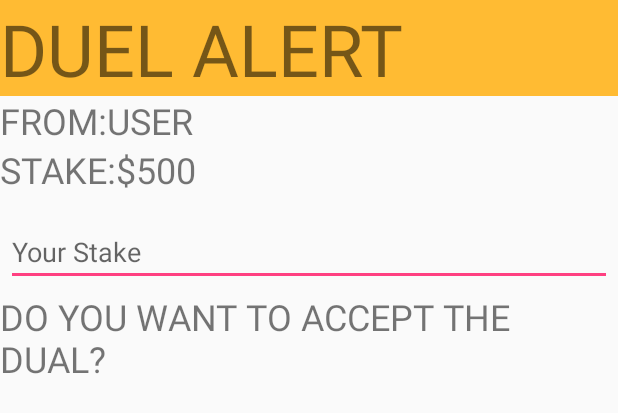
After one commit to ncs-jss/loot, an Android app: the layout duel_alert.xml on its own in the app's theme, with its tools: preview values and no code run, on a phone screen of 412 x 824 dp. The commit adds this screen. Shown: the top 413 px of the screen. Run offline under Robolectric (Android 15) with nearby library versions, the phone set to English and light mode, and no system bars; network calls fail.

Commit message:
duel_alert_implemented

```diff
--- /dev/null
+++ b/app/src/main/res/layout/duel_alert.xml
@@ -0,0 +1,69 @@
+<LinearLayout xmlns:android="http://schemas.android.com/apk/res/android"
+    android:orientation="vertical"
+    android:layout_width="wrap_content"
+    android:layout_height="wrap_content">
+    <TextView
+        android:layout_width="match_parent"
+        android:layout_height="64dp"
+        android:background="#FFFFBB33"
+        android:text="Duel Alert"
+        android:textAllCaps="true"
+        android:textSize="48sp"/>
+    <LinearLayout
+        android:layout_width="wrap_content"
+        android:layout_height="match_parent">
+    <TextView
+        android:layout_width="wrap_content"
+        android:layout_height="wrap_content"
+        android:text="From:"
+        android:textAllCaps="true"
+        android:textSize="24sp"/>
+    <TextView
+        android:id="@+id/from_user"
+        android:layout_width="wrap_content"
+        android:layout_height="wrap_content"
+        android:text="User"
+        android:textAllCaps="true"
+        android:textSize="24sp"/>
+
+    </LinearLayout>
+
+    <LinearLayout
+        android:layout_width="wrap_content"
+        android:layout_height="match_parent">
+        <TextView
+            android:layout_width="wrap_content"
+            android:layout_height="wrap_content"
+            android:text="Stake:"
+            android:textAllCaps="true"
+            android:textSize="24sp"/>
+        <TextView
+            android:id="@+id/user_stake"
+            android:layout_width="wrap_content"
+            android:layout_height="wrap_content"
+            android:text="$500"
+            android:textAllCaps="true"
+            android:textSize="24sp"/>
+
+    </LinearLayout>
+
+
+    <EditText
+        android:id="@+id/stake"
+        android:inputType="text"
+        android:layout_width="match_parent"
+        android:layout_height="wrap_content"
+        android:layout_marginTop="16dp"
+        android:layout_marginLeft="4dp"
+        android:layout_marginRight="4dp"
+        android:layout_marginBottom="4dp"
+        android:hint="Your Stake" />
+
+    <TextView
+        android:layout_width="wrap_content"
+        android:layout_height="wrap_content"
+        android:text="Do you want to accept the dual?"
+        android:textAllCaps="true"
+        android:textSize="24sp"/>
+
+</LinearLayout>
--- a/app/src/main/res/values/strings.xml
+++ b/app/src/main/res/values/strings.xml
@@ -40,5 +40,4 @@
     <string name="play_again">Play Again</string>
 
 
-
 </resources>
--- a/app/src/main/res/values/styles.xml
+++ b/app/src/main/res/values/styles.xml
@@ -30,7 +30,14 @@
     </style>
 
 
-
+    <style name="Transparent_Theme" parent="Theme.AppCompat.Light.NoActionBar">
+        <item name="android:windowIsTranslucent">true</item>
+         <item name="android:windowBackground">@android:color/transparent</item>
+        <item name="android:windowContentOverlay">@null</item>
+        <item name="android:windowNoTitle">true</item>
+        <item name="android:windowIsFloating">true</item>
+        <item name="android:backgroundDimEnabled">false</item>
+    </style>
 
 
 </resources>
```
Also changed, not shown: app/src/main/AndroidManifest.xml (+8 -3 lines), app/src/main/java/com/example/dell/loot/CurrentMission.java (+9 -1 lines), app/src/main/java/com/example/dell/loot/DashboardLoot.java (+72 -31 lines), app/src/main/java/com/example/dell/loot/Duel_Alert_Transparent_Activity.java (added, +103 -0 lines), app/src/main/java/com/example/dell/loot/MyFirebaseMessagingService.java (+104 -7 lines), app/src/main/java/com/example/dell/loot/Register.java (+40 -28 lines), app/src/main/java/com/example/dell/loot/Splash.java (+30 -27 lines), app/src/main/res/layout/activity_dashboard_loot.xml (+17 -12 lines), app/src/main/res/layout/activity_main22.xml (added, +9 -0 lines), app/src/main/res/menu/popup_menu.xml (+7 -1 lines).
